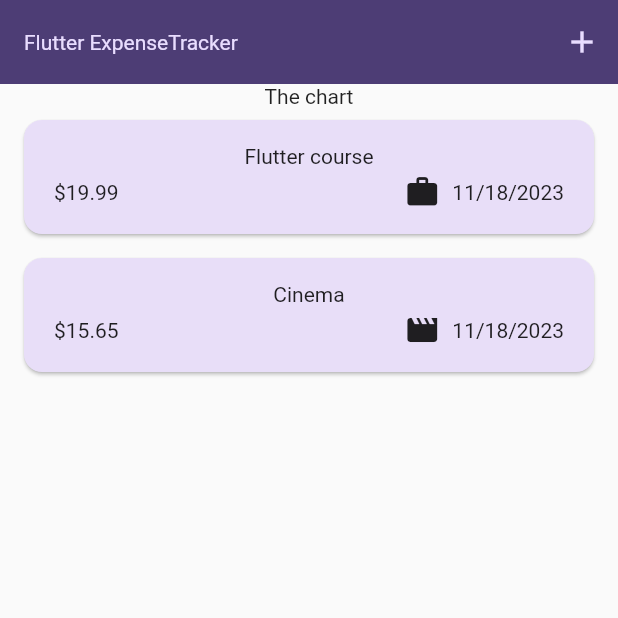
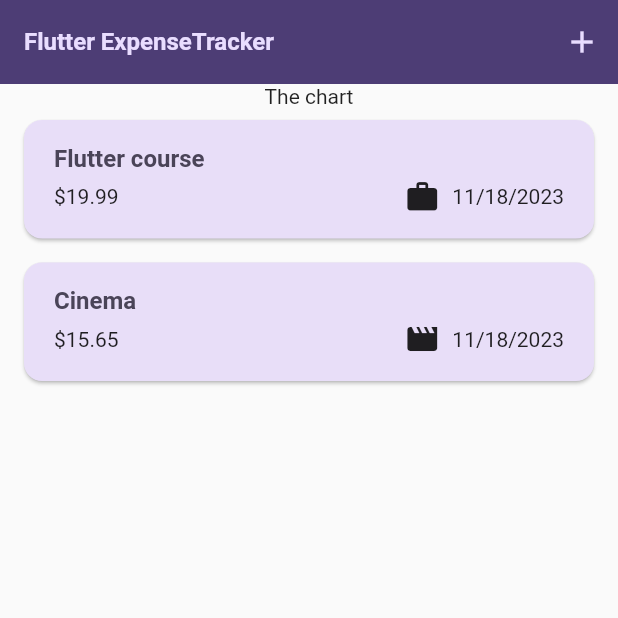
Before and after one commit to Qloozen/flutter-apps, a Flutter app: the screen it shows after launch, on a phone screen of 412 x 824 dp, the top half of it. Run offline on Flutter 3.47's test engine with Material 2 defaults, Android fonts, the phone set to English and light mode, and no system bars; our stand-ins replace google_fonts.

Commit message:
added some local styling for list items

```diff
--- a/expense_tracker/lib/main.dart
+++ b/expense_tracker/lib/main.dart
@@ -25,9 +25,9 @@ void main() {
         ),
         textTheme: ThemeData().textTheme.copyWith(
               titleLarge: TextStyle(
-                fontWeight: FontWeight.normal,
+                fontWeight: FontWeight.bold,
                 color: kColorScheme.onSecondaryContainer,
-                fontSize: 14,
+                fontSize: 16,
               ),
             ),
       ),
--- a/expense_tracker/lib/widgets/expenses_list/expenses_item.dart
+++ b/expense_tracker/lib/widgets/expenses_list/expenses_item.dart
@@ -15,11 +15,13 @@ class ExpensesItem extends StatelessWidget {
           horizontal: 20,
         ),
         child: Column(
+          crossAxisAlignment: CrossAxisAlignment.start,
           children: [
-            Text(expense.title),
-            const SizedBox(
-              height: 4,
+            Text(
+              expense.title,
+              style: Theme.of(context).textTheme.titleLarge,
             ),
+            const SizedBox(height: 4),
             Row(
               children: [
                 Text('\$${expense.amount.toStringAsFixed(2)}'),
--- a/expense_tracker/lib/widgets/expenses_list/expenses_list.dart
+++ b/expense_tracker/lib/widgets/expenses_list/expenses_list.dart
@@ -14,6 +14,10 @@ class ExpensesList extends StatelessWidget {
       itemCount: expenses.length,
       itemBuilder: (ctx, index) => Dismissible(
         key: ValueKey(expenses[index]),
+        background: Container(
+          color: Theme.of(context).colorScheme.error,
+          margin: Theme.of(context).cardTheme.margin,
+        ),
         onDismissed: (direction) {
           _removeExpense(expenses[index]);
         },
```
